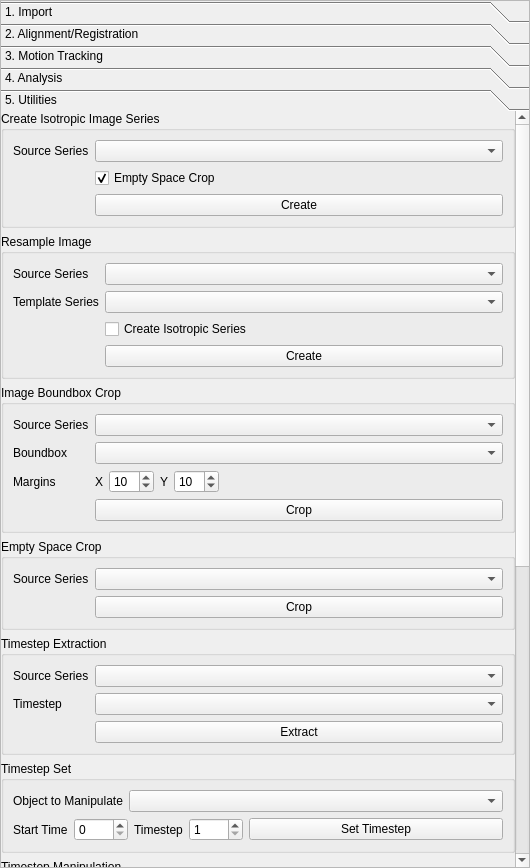
This is src/ui/CardiacMotionProp.ui in ericspod/Eidolon as Qt 5 draws it before an edit. The edited form follows.
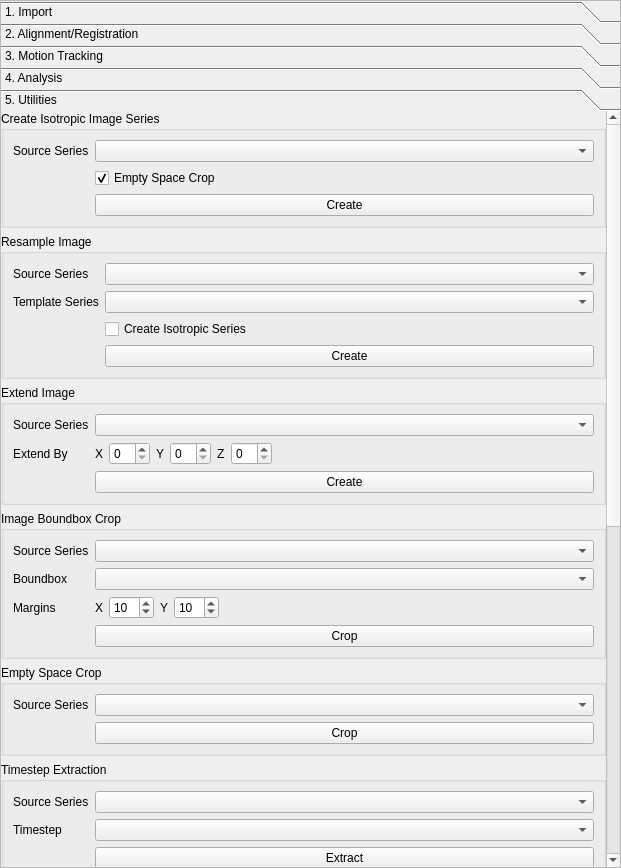
This is the edited form. The open tabs and pages were chosen to show the change.

```diff
--- a/src/ui/CardiacMotionProp.ui
+++ b/src/ui/CardiacMotionProp.ui
@@ -6,7 +6,7 @@
    <rect>
     <x>0</x>
     <y>0</y>
-    <width>530</width>
+    <width>621</width>
     <height>868</height>
    </rect>
   </property>
@@ -1641,8 +1641,8 @@
        <rect>
         <x>0</x>
         <y>0</y>
-        <width>515</width>
-        <height>1364</height>
+        <width>606</width>
+        <height>1507</height>
        </rect>
       </property>
       <property name="sizePolicy">
@@ -1776,6 +1776,99 @@
          </layout>
         </widget>
        </item>
+       <item>
+        <widget class="QGroupBox" name="groupBox_23">
+         <property name="title">
+          <string>Extend Image</string>
+         </property>
+         <layout class="QFormLayout" name="formLayout_22">
+          <item row="0" column="1">
+           <widget class="QComboBox" name="extendSrcBox">
+            <property name="sizePolicy">
+             <sizepolicy hsizetype="Expanding" vsizetype="Fixed">
+              <horstretch>0</horstretch>
+              <verstretch>0</verstretch>
+             </sizepolicy>
+            </property>
+           </widget>
+          </item>
+          <item row="0" column="0">
+           <widget class="QLabel" name="label_59">
+            <property name="text">
+             <string>Source Series</string>
+            </property>
+           </widget>
+          </item>
+          <item row="1" column="0">
+           <widget class="QLabel" name="label_75">
+            <property name="text">
+             <string>Extend By</string>
+            </property>
+           </widget>
+          </item>
+          <item row="1" column="1">
+           <layout class="QHBoxLayout" name="horizontalLayout_19">
+            <item>
+             <widget class="QLabel" name="label_76">
+              <property name="text">
+               <string>X</string>
+              </property>
+             </widget>
+            </item>
+            <item>
+             <widget class="QSpinBox" name="extendXBox"/>
+            </item>
+            <item>
+             <widget class="QLabel" name="label_77">
+              <property name="text">
+               <string>Y</string>
+              </property>
+             </widget>
+            </item>
+            <item>
+             <widget class="QSpinBox" name="extendYBox"/>
+            </item>
+            <item>
+             <widget class="QLabel" name="label_78">
+              <property name="text">
+               <string>Z</string>
+              </property>
+             </widget>
+            </item>
+            <item>
+             <widget class="QSpinBox" name="extendZBox"/>
+            </item>
+            <item>
+             <spacer name="horizontalSpacer_7">
+              <property name="orientation">
+               <enum>Qt::Horizontal</enum>
+              </property>
+              <property name="sizeHint" stdset="0">
+               <size>
+                <width>40</width>
+                <height>20</height>
+               </size>
+              </property>
+             </spacer>
+            </item>
+           </layout>
+          </item>
+          <item row="2" column="1">
+           <widget class="QPushButton" name="extendButton">
+            <property name="sizePolicy">
+             <sizepolicy hsizetype="Expanding" vsizetype="Fixed">
+              <horstretch>0</horstretch>
+              <verstretch>0</verstretch>
+             </sizepolicy>
+            </property>
+            <property name="text">
+             <string>Create</string>
+            </property>
+           </widget>
+          </item>
+         </layout>
+        </widget>
+       </item>
        <item>
         <widget class="QGroupBox" name="groupBox_9">
          <property name="title">
@@ -1785,14 +1878,14 @@
           <property name="fieldGrowthPolicy">
            <enum>QFormLayout::AllNonFixedFieldsGrow</enum>
           </property>
-          <item row="0" column="0">
+          <item row="1" column="0">
            <widget class="QLabel" name="label_29">
             <property name="text">
              <string>Source Series</string>
             </property>
            </widget>
           </item>
-          <item row="0" column="1">
+          <item row="1" column="1">
            <widget class="QComboBox" name="bbCropSrcBox">
             <property name="sizePolicy">
              <sizepolicy hsizetype="Expanding" vsizetype="Fixed">
@@ -1802,14 +1895,14 @@
             </property>
            </widget>
           </item>
-          <item row="1" column="0">
+          <item row="2" column="0">
            <widget class="QLabel" name="label_30">
             <property name="text">
              <string>Boundbox</string>
             </property>
            </widget>
           </item>
-          <item row="1" column="1">
+          <item row="2" column="1">
            <widget class="QComboBox" name="bbCropRefBox">
             <property name="sizePolicy">
              <sizepolicy hsizetype="Expanding" vsizetype="Fixed">
@@ -1819,14 +1912,14 @@
             </property>
            </widget>
           </item>
-          <item row="2" column="0">
+          <item row="3" column="0">
            <widget class="QLabel" name="label_31">
             <property name="text">
              <string>Margins</string>
             </property>
            </widget>
           </item>
-          <item row="2" column="1">
+          <item row="3" column="1">
            <layout class="QHBoxLayout" name="horizontalLayout_2">
             <item>
              <widget class="QLabel" name="label_32">
@@ -1877,7 +1970,7 @@
             </item>
            </layout>
           </item>
-          <item row="3" column="1">
+          <item row="4" column="1">
            <widget class="QPushButton" name="bbCropButton">
             <property name="text">
              <string>Crop</string>
```
Left out of the diff: 12 changed lines with no effect on the pictures.
